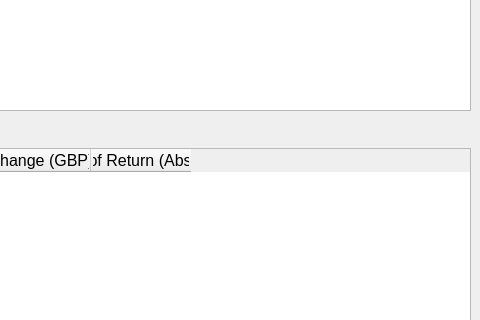
The window that src/trading_portfolio_tracker/ui/main_window.ui (IsaacCheng9/trading-portfolio-tracker) describes before a commit, drawn with Qt 5; both pictures show x 720 to 1200 and y 252 to 572 of the 1200 by 800 pixel window.
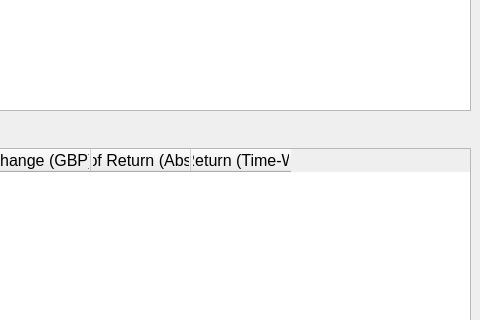
The same window after the commit.

Commit message: Add time-weighted rate of return per asset

What changed in the file:
```diff
--- a/src/trading_portfolio_tracker/ui/main_window.ui
+++ b/src/trading_portfolio_tracker/ui/main_window.ui
@@ -302,6 +302,11 @@
          <string>Rate of Return (Absolute)</string>
         </property>
        </column>
+       <column>
+        <property name="text">
+         <string>Rate of Return (Time-Weighted)</string>
+        </property>
+       </column>
       </widget>
      </item>
      <item>
```
The commit also changes 1 other file.
